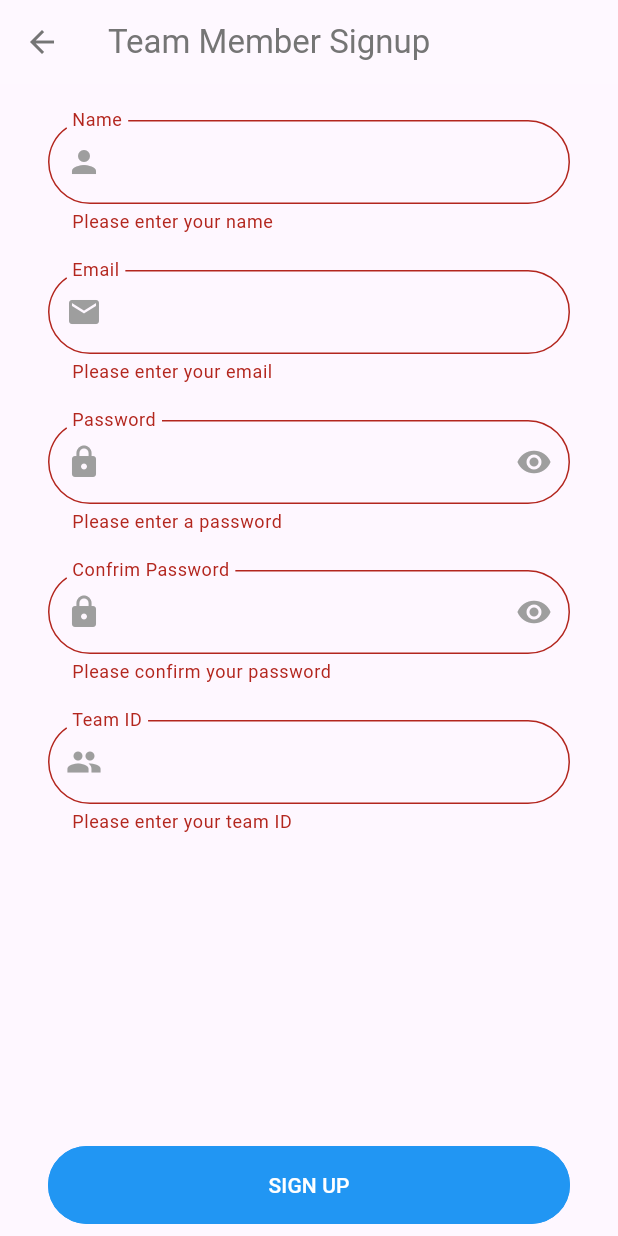
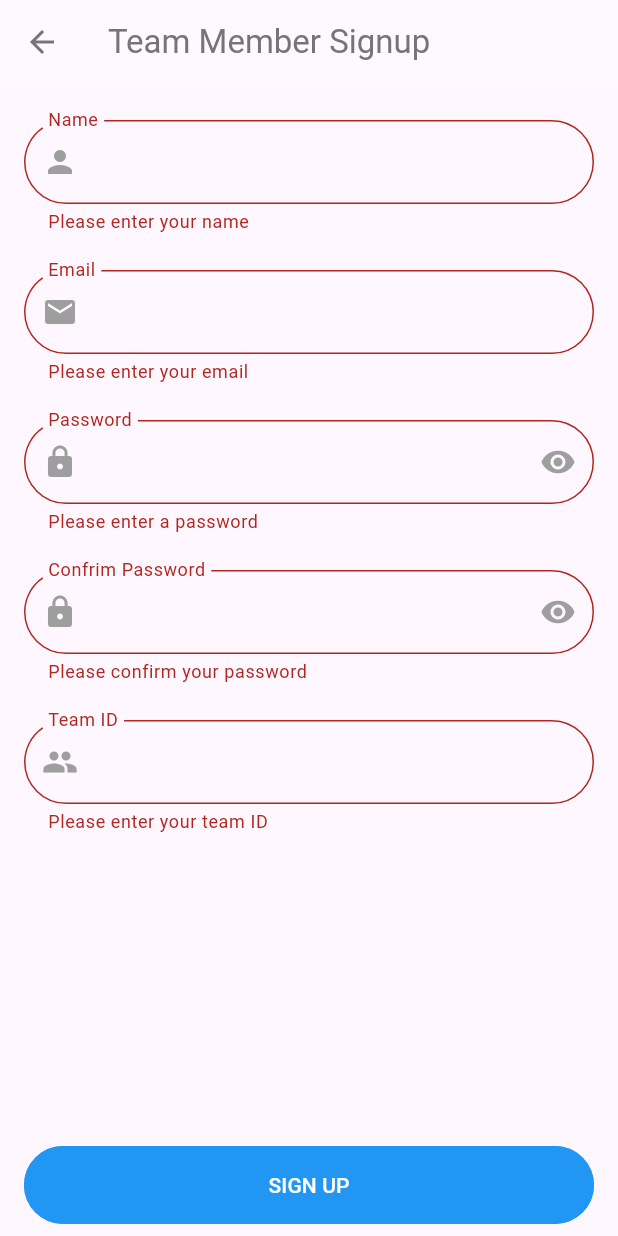
Before and after one commit to almanza1112/thesalesgong, a Flutter app: the TeamMemberSignupPage screen opened by its route, after a tap on "SIGN UP", on a phone screen of 412 x 824 dp. Run offline on Flutter 3.47's test engine with Material 3 defaults, Android fonts, the phone set to English and light mode, and no system bars; our stand-ins replace cloud_firestore, firebase_auth, firebase_core, firebase_messaging, flutter_secure_storage; accounts and stored records are empty; network calls fail.

Commit message:
team member sign up finalized

```diff
--- a/lib/home_page.dart
+++ b/lib/home_page.dart
@@ -25,7 +25,7 @@ class _HomePageState extends State<HomePage> {
               return AlertDialog(
                 title: const Text('Welcome to The Sales Gong'),
                 content: const Text(
-                    'When you close a deal you are proud of, simply enter a message in the message box and HIT THE SALES GONG. Your team members will receive an alert and you can celebrate together, no maeer where you are.\n\nGo get’em!'),
+                    'When you close a deal you are proud of, simply enter a message in the message box and HIT THE SALES GONG. Your team members will receive an alert and you can celebrate together, no matter where you are.\n\nGo get’em!'),
                 actions: [
                   TextButton(
                     onPressed: () async {
--- a/lib/login/team_member_signup_page.dart
+++ b/lib/login/team_member_signup_page.dart
@@ -29,27 +29,34 @@ class _TeamMemberSignupPageState extends State<TeamMemberSignupPage> {
   String? _teamIDErrorText;
   String? _emailErrorText;
 
+  bool _isLoading = false;
+
   @override
   Widget build(BuildContext context) {
     return Scaffold(
-      resizeToAvoidBottomInset: false, //TODO: Look into this
+      resizeToAvoidBottomInset: true, //TODO: Look into this
       appBar: AppBar(
         title: const Text('Team Member Signup'),
         backgroundColor: Colors.white10,
         foregroundColor: Colors.grey[600],
         shadowColor: Colors.transparent,
       ),
-      body: SafeArea(
+      body: CustomScrollView(
+        slivers: [
+          SliverFillRemaining(
+            hasScrollBody: false,
+            child: SafeArea(
               child: Form(
                 key: _formKey,
                 child: Padding(
-            padding: const EdgeInsets.symmetric(horizontal: 32),
+                  padding: const EdgeInsets.symmetric(horizontal: 16),
                   child: Column(
                     crossAxisAlignment: CrossAxisAlignment.stretch,
                     children: [
                       SizedBox(height: formPadding),
                       TextFormField(
                         controller: _nameController,
+                        textCapitalization: TextCapitalization.words,
                         decoration: InputDecoration(
                             labelText: 'Name',
                             floatingLabelBehavior: FloatingLabelBehavior.always,
@@ -69,6 +76,7 @@ class _TeamMemberSignupPageState extends State<TeamMemberSignupPage> {
                       SizedBox(height: formPadding),
                       TextFormField(
                         controller: _emailController,
+                        keyboardType: TextInputType.emailAddress,
                         decoration: InputDecoration(
                             labelText: 'Email',
                             errorText: _emailErrorText,
@@ -181,13 +189,18 @@ class _TeamMemberSignupPageState extends State<TeamMemberSignupPage> {
                             side: const BorderSide(color: Colors.blue),
                             shape: const StadiumBorder()),
                         onPressed: createAccount,
-                  child: const Text('SIGN UP'),
+                        child: _isLoading
+                            ? const CircularProgressIndicator()
+                            : const Text('SIGN UP'),
                       ),
                       const SizedBox(height: 8),
                     ],
                   ),
                 ),
               ),
+            ),
+          ),
+        ],
       ),
     );
   }
@@ -198,6 +211,9 @@ class _TeamMemberSignupPageState extends State<TeamMemberSignupPage> {
       _teamIDErrorText = null;
     });
     if (_formKey.currentState!.validate()) {
+      setState(() {
+        _isLoading = true;
+      });
       final firebaseMessage = FirebaseMessaging.instance;
       await firebaseMessage.requestPermission();
       final fcmToken = await firebaseMessage.getToken();
@@ -216,15 +232,19 @@ class _TeamMemberSignupPageState extends State<TeamMemberSignupPage> {
       if (response.statusCode == 201 && context.mounted) {
         // Success
         // Sign into Firebase
+        Map<String, dynamic> data = jsonDecode(response.body);
         try {
           FirebaseAuth.instance
               .signInWithEmailAndPassword(
                   email: _emailController.text.trim(),
                   password: _passwordController.text)
               .then((value) async {
-            final storage = FlutterSecureStorage();
+            const storage = FlutterSecureStorage();
             await storage.write(
                 key: globals.FSS_TEAM_ID, value: _teamIdController.text);
+            await storage.write(key: globals.FSS_NEW_ACCOUNT, value: 'true');
+            await storage.write(
+                key: globals.FSS_TEAM_NAME, value: data['team_name']);
             if (context.mounted) {
               Navigator.pushNamed(context, '/home');
             }
@@ -268,6 +288,12 @@ class _TeamMemberSignupPageState extends State<TeamMemberSignupPage> {
           );
         }
       }
+
+      if (context.mounted) {
+        setState(() {
+          _isLoading = false;
+        });
       }
     }
   }
+}
```
Lines whose indentation alone changed are shown as unchanged.
